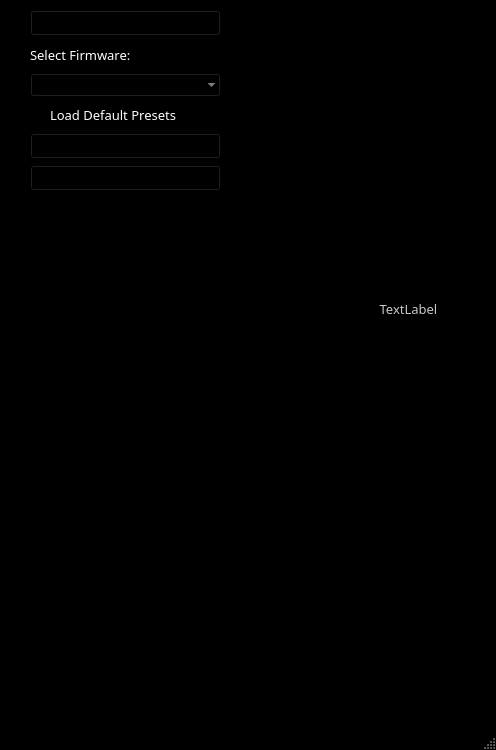
starlingcode/viaflash, file mainwindow.ui: the form before one commit.
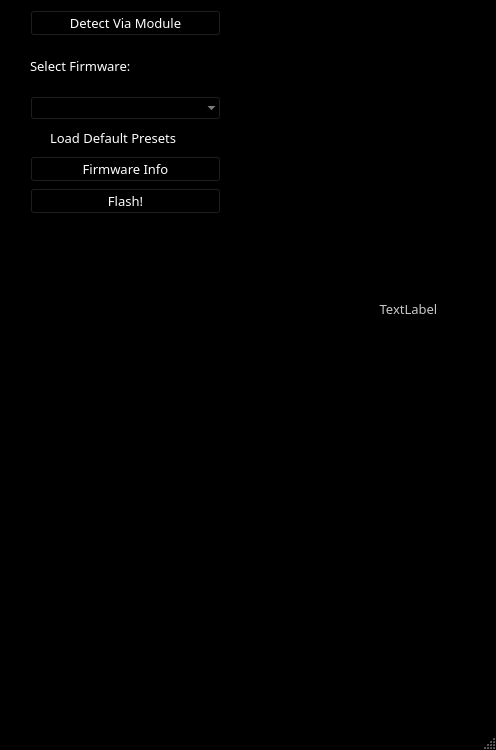
The form after the commit.

Patch:
```diff
--- a/mainwindow.ui
+++ b/mainwindow.ui
@@ -456,7 +456,7 @@
       <x>20</x>
       <y>0</y>
       <width>211</width>
-      <height>201</height>
+      <height>224</height>
      </rect>
     </property>
     <layout class="QVBoxLayout" name="verticalLayout">
@@ -477,43 +477,6 @@
      </property>
      <item>
       <widget class="QPushButton" name="detectButton">
-       <property name="palette">
-        <palette>
-         <active>
-          <colorrole role="ButtonText">
-           <brush brushstyle="SolidPattern">
-            <color alpha="255">
-             <red>0</red>
-             <green>0</green>
-             <blue>0</blue>
-            </color>
-           </brush>
-          </colorrole>
-         </active>
-         <inactive>
-          <colorrole role="ButtonText">
-           <brush brushstyle="SolidPattern">
-            <color alpha="255">
-             <red>0</red>
-             <green>0</green>
-             <blue>0</blue>
-            </color>
-           </brush>
-          </colorrole>
-         </inactive>
-         <disabled>
-          <colorrole role="ButtonText">
-           <brush brushstyle="SolidPattern">
-            <color alpha="255">
-             <red>0</red>
-             <green>0</green>
-             <blue>0</blue>
-            </color>
-           </brush>
-          </colorrole>
-         </disabled>
-        </palette>
-       </property>
        <property name="text">
         <string>Detect Via Module</string>
        </property>
@@ -641,205 +604,6 @@
      </item>
      <item>
       <widget class="QRadioButton" name="loadDefaultButton">
-       <property name="palette">
-        <palette>
-         <active>
-          <colorrole role="WindowText">
-           <brush brushstyle="SolidPattern">
-            <color alpha="255">
-             <red>255</red>
-             <green>255</green>
-             <blue>255</blue>
-            </color>
-           </brush>
-          </colorrole>
-          <colorrole role="Button">
-           <brush brushstyle="SolidPattern">
-            <color alpha="255">
-             <red>0</red>
-             <green>0</green>
-             <blue>0</blue>
-            </color>
-           </brush>
-          </colorrole>
-          <colorrole role="Text">
-           <brush brushstyle="SolidPattern">
-            <color alpha="255">
-             <red>255</red>
-             <green>255</green>
-             <blue>255</blue>
-            </color>
-           </brush>
-          </colorrole>
-          <colorrole role="ButtonText">
-           <brush brushstyle="SolidPattern">
-            <color alpha="255">
-             <red>255</red>
-             <green>255</green>
-             <blue>255</blue>
-            </color>
-           </brush>
-          </colorrole>
-          <colorrole role="Base">
-           <brush brushstyle="SolidPattern">
-            <color alpha="255">
-             <red>0</red>
-             <green>0</green>
-             <blue>0</blue>
-            </color>
-           </brush>
-          </colorrole>
-          <colorrole role="Window">
-           <brush brushstyle="SolidPattern">
-            <color alpha="255">
-             <red>0</red>
-             <green>0</green>
-             <blue>0</blue>
-            </color>
-           </brush>
-          </colorrole>
-          <colorrole role="Shadow">
-           <brush brushstyle="SolidPattern">
-            <color alpha="255">
-             <red>185</red>
-             <green>185</green>
-             <blue>185</blue>
-            </color>
-           </brush>
-          </colorrole>
-         </active>
-         <inactive>
-          <colorrole role="WindowText">
-           <brush brushstyle="SolidPattern">
-            <color alpha="255">
-             <red>255</red>
-             <green>255</green>
-             <blue>255</blue>
-            </color>
-           </brush>
-          </colorrole>
-          <colorrole role="Button">
-           <brush brushstyle="SolidPattern">
-            <color alpha="255">
-             <red>0</red>
-             <green>0</green>
-             <blue>0</blue>
-            </color>
-           </brush>
-          </colorrole>
-          <colorrole role="Text">
-           <brush brushstyle="SolidPattern">
-            <color alpha="255">
-             <red>255</red>
-             <green>255</green>
-             <blue>255</blue>
-            </color>
-           </brush>
-          </colorrole>
-          <colorrole role="ButtonText">
-           <brush brushstyle="SolidPattern">
-            <color alpha="255">
-             <red>255</red>
-             <green>255</green>
-             <blue>255</blue>
-            </color>
-           </brush>
-          </colorrole>
-          <colorrole role="Base">
-           <brush brushstyle="SolidPattern">
-            <color alpha="255">
-             <red>0</red>
-             <green>0</green>
-             <blue>0</blue>
-            </color>
-           </brush>
-          </colorrole>
-          <colorrole role="Window">
-           <brush brushstyle="SolidPattern">
-            <color alpha="255">
-             <red>0</red>
-             <green>0</green>
-             <blue>0</blue>
-            </color>
-           </brush>
-          </colorrole>
-          <colorrole role="Shadow">
-           <brush brushstyle="SolidPattern">
-            <color alpha="255">
-             <red>185</red>
-             <green>185</green>
-             <blue>185</blue>
-            </color>
-           </brush>
-          </colorrole>
-         </inactive>
-         <disabled>
-          <colorrole role="WindowText">
-           <brush brushstyle="SolidPattern">
-            <color alpha="255">
-             <red>255</red>
-             <green>255</green>
-             <blue>255</blue>
-            </color>
-           </brush>
-          </colorrole>
-          <colorrole role="Button">
-           <brush brushstyle="SolidPattern">
-            <color alpha="255">
-             <red>0</red>
-             <green>0</green>
-             <blue>0</blue>
-            </color>
-           </brush>
-          </colorrole>
-          <colorrole role="Text">
-           <brush brushstyle="SolidPattern">
-            <color alpha="255">
-             <red>255</red>
-             <green>255</green>
-             <blue>255</blue>
-            </color>
-           </brush>
-          </colorrole>
-          <colorrole role="ButtonText">
-           <brush brushstyle="SolidPattern">
-            <color alpha="255">
-             <red>255</red>
-             <green>255</green>
-             <blue>255</blue>
-            </color>
-           </brush>
-          </colorrole>
-          <colorrole role="Base">
-           <brush brushstyle="SolidPattern">
-            <color alpha="255">
-             <red>0</red>
-             <green>0</green>
-             <blue>0</blue>
-            </color>
-           </brush>
-          </colorrole>
-          <colorrole role="Window">
-           <brush brushstyle="SolidPattern">
-            <color alpha="255">
-             <red>0</red>
-             <green>0</green>
-             <blue>0</blue>
-            </color>
-           </brush>
-          </colorrole>
-          <colorrole role="Shadow">
-           <brush brushstyle="SolidPattern">
-            <color alpha="255">
-             <red>185</red>
-             <green>185</green>
-             <blue>185</blue>
-            </color>
-           </brush>
-          </colorrole>
-         </disabled>
-        </palette>
-       </property>
        <property name="font">
         <font>
          <family>IBM Plex Sans</family>
@@ -857,70 +621,6 @@
      </item>
      <item>
       <widget class="QPushButton" name="firmwareInfoButton">
-       <property name="palette">
-        <palette>
-         <active>
-          <colorrole role="Text">
-           <brush brushstyle="SolidPattern">
-            <color alpha="255">
-             <red>255</red>
-             <green>255</green>
-             <blue>255</blue>
-            </color>
-           </brush>
-          </colorrole>
-          <colorrole role="ButtonText">
-           <brush brushstyle="SolidPattern">
-            <color alpha="255">
-             <red>0</red>
-             <green>0</green>
-             <blue>0</blue>
-            </color>
-           </brush>
-          </colorrole>
-         </active>
-         <inactive>
-          <colorrole role="Text">
-           <brush brushstyle="SolidPattern">
-            <color alpha="255">
-             <red>255</red>
-             <green>255</green>
-             <blue>255</blue>
-            </color>
-           </brush>
-          </colorrole>
-          <colorrole role="ButtonText">
-           <brush brushstyle="SolidPattern">
-            <color alpha="255">
-             <red>0</red>
-             <green>0</green>
-             <blue>0</blue>
-            </color>
-           </brush>
-          </colorrole>
-         </inactive>
-         <disabled>
-          <colorrole role="Text">
-           <brush brushstyle="SolidPattern">
-            <color alpha="255">
-             <red>214</red>
-             <green>214</green>
-             <blue>214</blue>
-            </color>
-           </brush>
-          </colorrole>
-          <colorrole role="ButtonText">
-           <brush brushstyle="SolidPattern">
-            <color alpha="255">
-             <red>220</red>
-             <green>220</green>
-             <blue>220</blue>
-            </color>
-           </brush>
-          </colorrole>
-         </disabled>
-        </palette>
-       </property>
        <property name="text">
         <string>Firmware Info</string>
        </property>
@@ -928,43 +628,6 @@
      </item>
      <item>
       <widget class="QPushButton" name="flashButton">
-       <property name="palette">
-        <palette>
-         <active>
-          <colorrole role="ButtonText">
-           <brush brushstyle="SolidPattern">
-            <color alpha="255">
-             <red>0</red>
-             <green>0</green>
-             <blue>0</blue>
-            </color>
-           </brush>
-          </colorrole>
-         </active>
-         <inactive>
-          <colorrole role="ButtonText">
-           <brush brushstyle="SolidPattern">
-            <color alpha="255">
-             <red>0</red>
-             <green>0</green>
-             <blue>0</blue>
-            </color>
-           </brush>
-          </colorrole>
-         </inactive>
-         <disabled>
-          <colorrole role="ButtonText">
-           <brush brushstyle="SolidPattern">
-            <color alpha="255">
-             <red>220</red>
-             <green>220</green>
-             <blue>220</blue>
-            </color>
-           </brush>
-          </colorrole>
-         </disabled>
-        </palette>
-       </property>
        <property name="text">
         <string>Flash!</string>
        </property>
```
